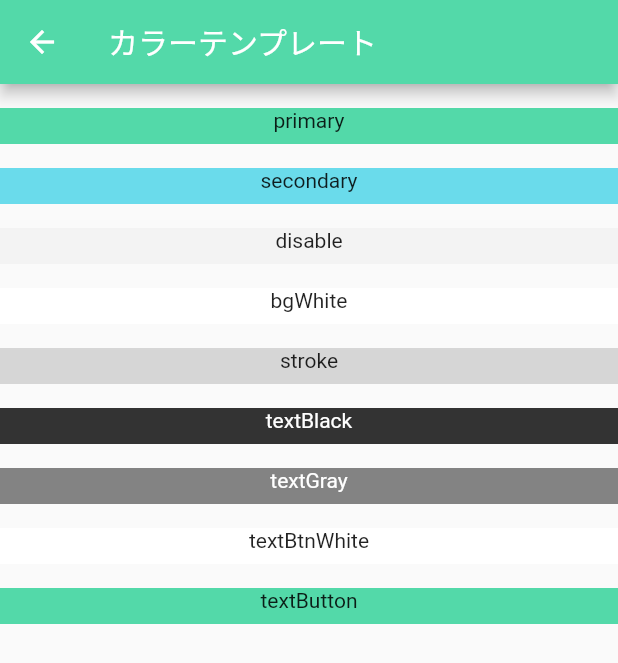
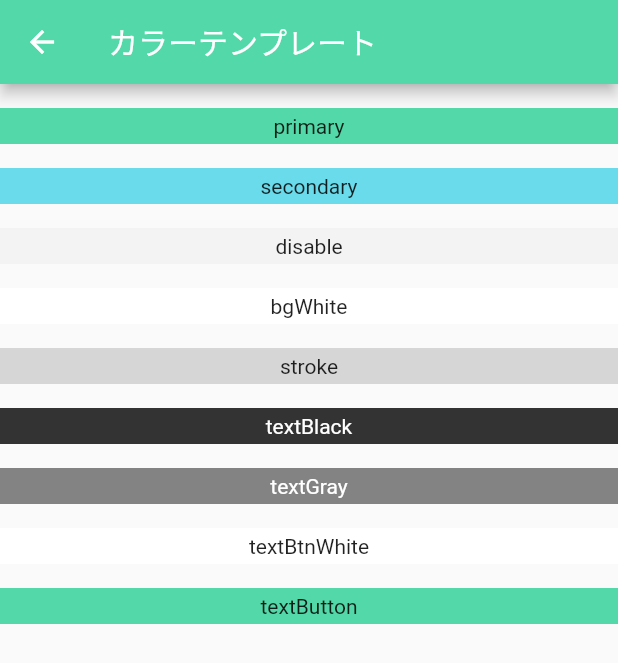
Before and after one commit to mht-ryo-chiba/sweets_app_sample, a Flutter app: the AppColorsTemplate screen opened by its route, on a phone screen of 412 x 824 dp. Shown: the top 663 px of the screen. Run offline on Flutter 3.47's test engine with Material 2 defaults, Android fonts, the phone set to English and light mode, and no system bars; our stand-ins replace get.

Commit message:
テキストの縦位置も中央寄せ

```diff
--- a/lib/ui/templates/app_colors_template.dart
+++ b/lib/ui/templates/app_colors_template.dart
@@ -18,6 +18,7 @@ class AppColorsTemplate extends StatelessWidget {
             Container(
               width: MediaQuery.of(context).size.width,
               height: 24,
+              alignment: Alignment.center,
               color: AppColors.primary,
               child: const Text(
                 'primary',
@@ -28,6 +29,7 @@ class AppColorsTemplate extends StatelessWidget {
             Container(
               width: MediaQuery.of(context).size.width,
               height: 24,
+              alignment: Alignment.center,
               color: AppColors.secondary,
               child: const Text(
                 'secondary',
@@ -38,6 +40,7 @@ class AppColorsTemplate extends StatelessWidget {
             Container(
               width: MediaQuery.of(context).size.width,
               height: 24,
+              alignment: Alignment.center,
               color: AppColors.disable,
               child: const Text(
                 'disable',
@@ -48,6 +51,7 @@ class AppColorsTemplate extends StatelessWidget {
             Container(
               width: MediaQuery.of(context).size.width,
               height: 24,
+              alignment: Alignment.center,
               color: AppColors.bgWhite,
               child: const Text(
                 'bgWhite',
@@ -58,6 +62,7 @@ class AppColorsTemplate extends StatelessWidget {
             Container(
               width: MediaQuery.of(context).size.width,
               height: 24,
+              alignment: Alignment.center,
               color: AppColors.stroke,
               child: const Text(
                 'stroke',
@@ -68,6 +73,7 @@ class AppColorsTemplate extends StatelessWidget {
             Container(
               width: MediaQuery.of(context).size.width,
               height: 24,
+              alignment: Alignment.center,
               color: AppColors.textBlack,
               child: const Text(
                 'textBlack',
@@ -79,6 +85,7 @@ class AppColorsTemplate extends StatelessWidget {
             Container(
               width: MediaQuery.of(context).size.width,
               height: 24,
+              alignment: Alignment.center,
               color: AppColors.textGray,
               child: const Text(
                 'textGray',
@@ -90,6 +97,7 @@ class AppColorsTemplate extends StatelessWidget {
             Container(
               width: MediaQuery.of(context).size.width,
               height: 24,
+              alignment: Alignment.center,
               color: AppColors.textBtnWhite,
               child: const Text(
                 'textBtnWhite',
@@ -100,6 +108,7 @@ class AppColorsTemplate extends StatelessWidget {
             Container(
               width: MediaQuery.of(context).size.width,
               height: 24,
+              alignment: Alignment.center,
               color: AppColors.textButton,
               child: const Text(
                 'textButton',
```
